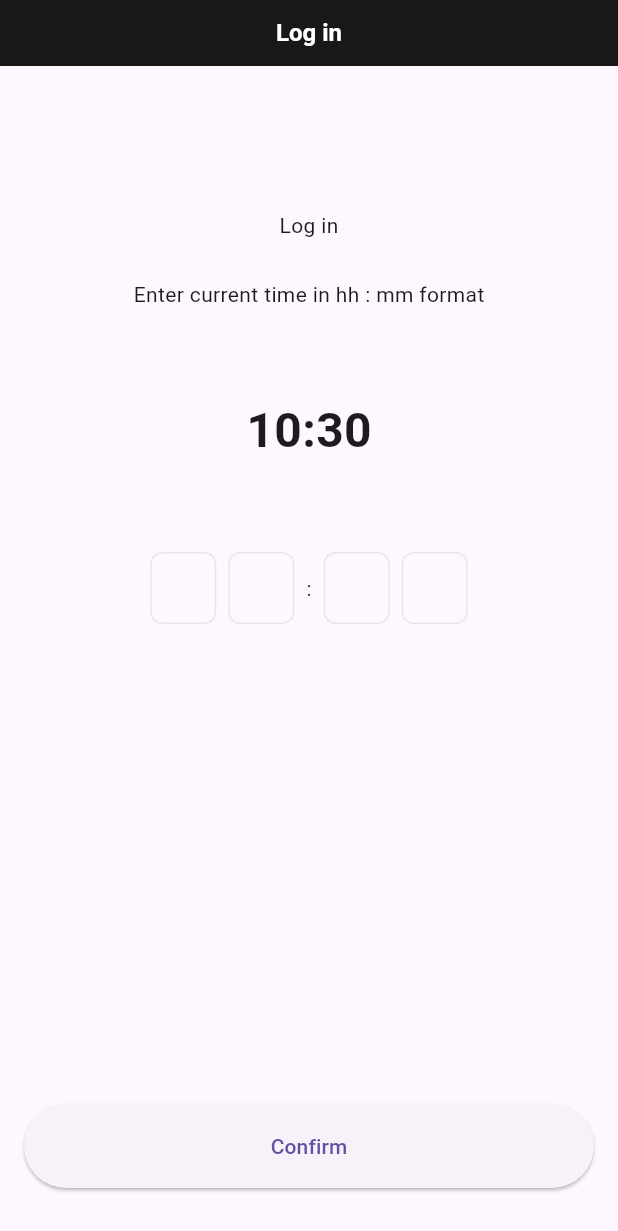
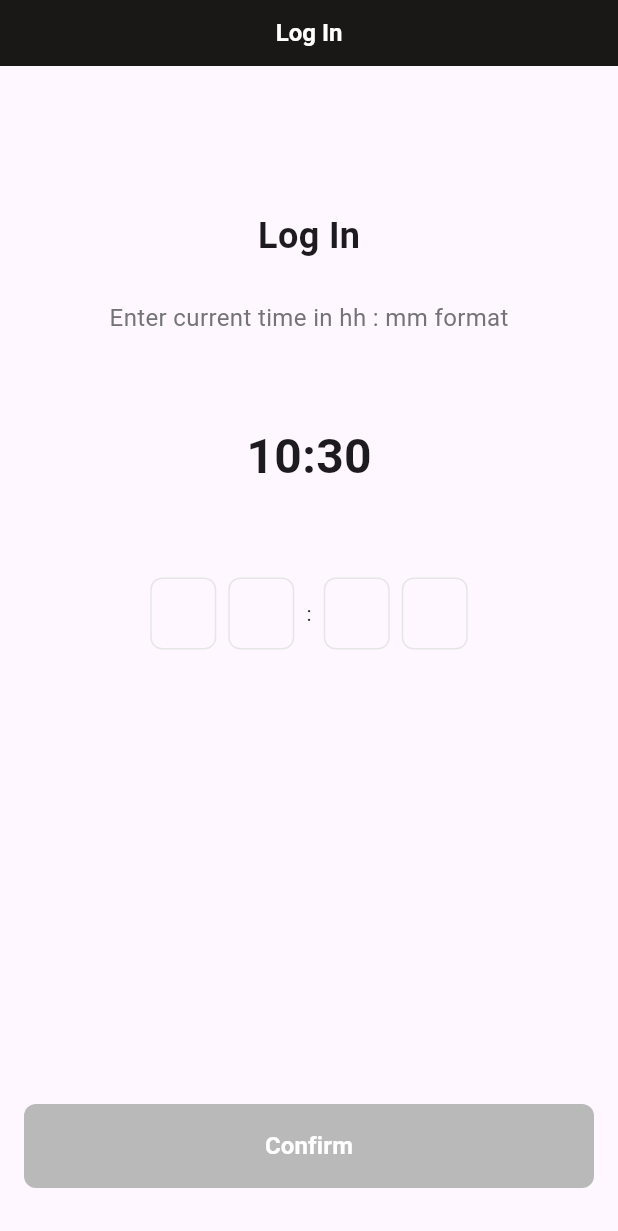
Before and after one commit to NataliyaKoval/flutter_noti, a Flutter app: the screen it shows after launch, on a phone screen of 412 x 824 dp. Shown: the top 1231 px of the screen. Run offline on Flutter 3.47's test engine with Material 3 defaults, Android fonts, the phone set to English and light mode, and no system bars; our stand-ins replace flutter_bloc.

Commit message:
Add PrimaryButton

```diff
--- a/lib/consts/app_colors.dart
+++ b/lib/consts/app_colors.dart
@@ -4,4 +4,8 @@ class AppColors {
   static const Color plumpPurple = Color(0xFF6A4DBA);
   static const Color platinum = Color(0xFFE6E6E6);
   static const Color eerieBlack = Color(0xFF1A1717);
+  static const Color sonicSilver = Color(0xFF747377);
+  static const Color gray = Color(0xFFB9B9B9);
+  static const Color white = Color(0xFFFFFFFF);
+  static const Color blueMagentaViolet = Color(0xFF4B2AA5);
 }
--- a/lib/consts/login_page_strings.dart
+++ b/lib/consts/login_page_strings.dart
@@ -1,5 +1,5 @@
 class LoginPageStrings {
-  String get title => 'Log in';
+  String get title => 'Log In';
   String get hint => 'Enter current time in hh : mm format';
   String get buttonText => 'Confirm';
 }
--- a/lib/presentation/login_screen/login_page.dart
+++ b/lib/presentation/login_screen/login_page.dart
@@ -3,6 +3,7 @@ import 'package:flutter_bloc/flutter_bloc.dart';
 import 'package:noti/consts/app_colors.dart';
 import 'package:noti/consts/strings.dart';
 import 'package:noti/presentation/login_screen/bloc/login_bloc.dart';
+import 'package:noti/presentation/login_screen/widgets/primary_button.dart';
 import 'package:noti/presentation/login_screen/widgets/time_input_field.dart';
 
 class LoginPage extends StatelessWidget {
@@ -34,11 +35,23 @@ class LoginPage extends StatelessWidget {
           ),
           child: Column(
             children: [
-              Text(Strings.loginPageStrings.title),
+              Text(
+                Strings.loginPageStrings.title,
+                style: const TextStyle(
+                  fontSize: 24,
+                  fontWeight: FontWeight.w700,
+                ),
+              ),
               const SizedBox(
                 height: 26,
               ),
-              Text(Strings.loginPageStrings.hint),
+              Text(
+                Strings.loginPageStrings.hint,
+                style: const TextStyle(
+                  fontSize: 16,
+                  color: AppColors.sonicSilver,
+                ),
+              ),
               const SizedBox(
                 height: 58,
               ),
@@ -80,15 +93,10 @@ class LoginPage extends StatelessWidget {
                 ],
               ),
               Expanded(child: Container()),
-              SizedBox(
-                width: double.infinity,
-                height: 56,
-                child: ElevatedButton(
-                    onPressed: () {},
-                    child: Text(
-                      Strings.loginPageStrings.buttonText,
-                    )),
-              )
+              PrimaryButton(
+                text: Strings.loginPageStrings.buttonText,
+                onPressed: () {},
+              ),
             ],
           ),
         ),
--- /dev/null
+++ b/lib/presentation/login_screen/widgets/primary_button.dart
@@ -0,0 +1,42 @@
+import 'package:flutter/material.dart';
+import 'package:noti/consts/app_colors.dart';
+import 'package:noti/consts/strings.dart';
+
+class PrimaryButton extends StatelessWidget {
+  const PrimaryButton({
+    super.key,
+    required this.text,
+    required this.onPressed,
+  });
+
+  final String text;
+  final void Function() onPressed;
+
+  @override
+  Widget build(BuildContext context) {
+    return SizedBox(
+      width: double.infinity,
+      height: 56,
+      child: ElevatedButton(
+        style: ElevatedButton.styleFrom(
+          disabledBackgroundColor: AppColors.gray,
+          backgroundColor: AppColors.plumpPurple,
+          foregroundColor: AppColors.blueMagentaViolet,
+          shape: RoundedRectangleBorder(
+            borderRadius: BorderRadius.circular(8),
+          ),
+        ),
+        //onPressed: onPressed,
+        onPressed: null,
+        child: Text(
+          Strings.loginPageStrings.buttonText,
+          style: const TextStyle(
+            fontSize: 16,
+            fontWeight: FontWeight.w700,
+            color: AppColors.white,
+          ),
+        ),
+      ),
+    );
+  }
+}
```
